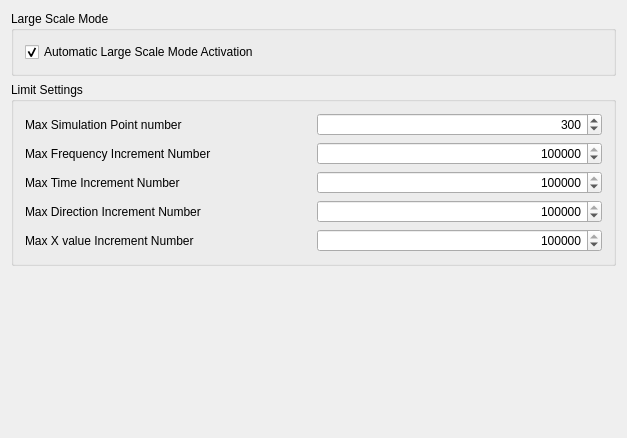
Old version of the form src/Mod/WindLab/Gui/DlgSettingsWindLabLimit.ui in the repository LabRPS/LabRPS.
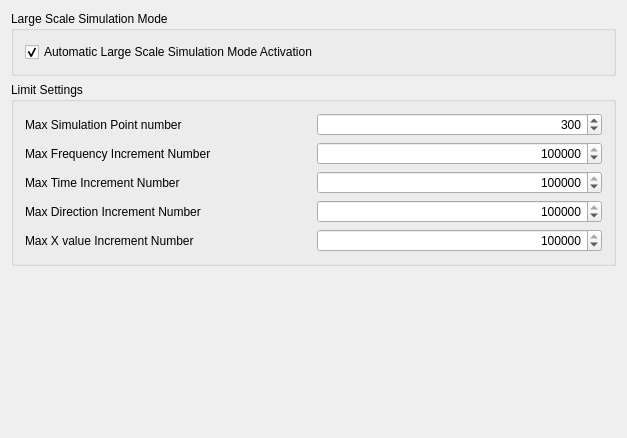
New version of the form. Custom widgets are drawn as their Qt base class.

The edit to the form file:
```diff
--- a/src/Mod/WindLab/Gui/DlgSettingsWindLabLimit.ui
+++ b/src/Mod/WindLab/Gui/DlgSettingsWindLabLimit.ui
@@ -26,7 +26,7 @@
       <enum>Qt::LeftToRight</enum>
      </property>
      <property name="title">
-      <string>Large Scale Mode</string>
+      <string>Large Scale Simulation Mode</string>
      </property>
      <property name="alignment">
       <set>Qt::AlignLeading|Qt::AlignLeft|Qt::AlignTop</set>
@@ -43,7 +43,7 @@
            </size>
           </property>
           <property name="text">
-           <string>Automatic Large Scale Mode Activation</string>
+           <string>Automatic Large Scale Simulation Mode Activation</string>
           </property>
           <property name="checked">
            <bool>true</bool>
```
